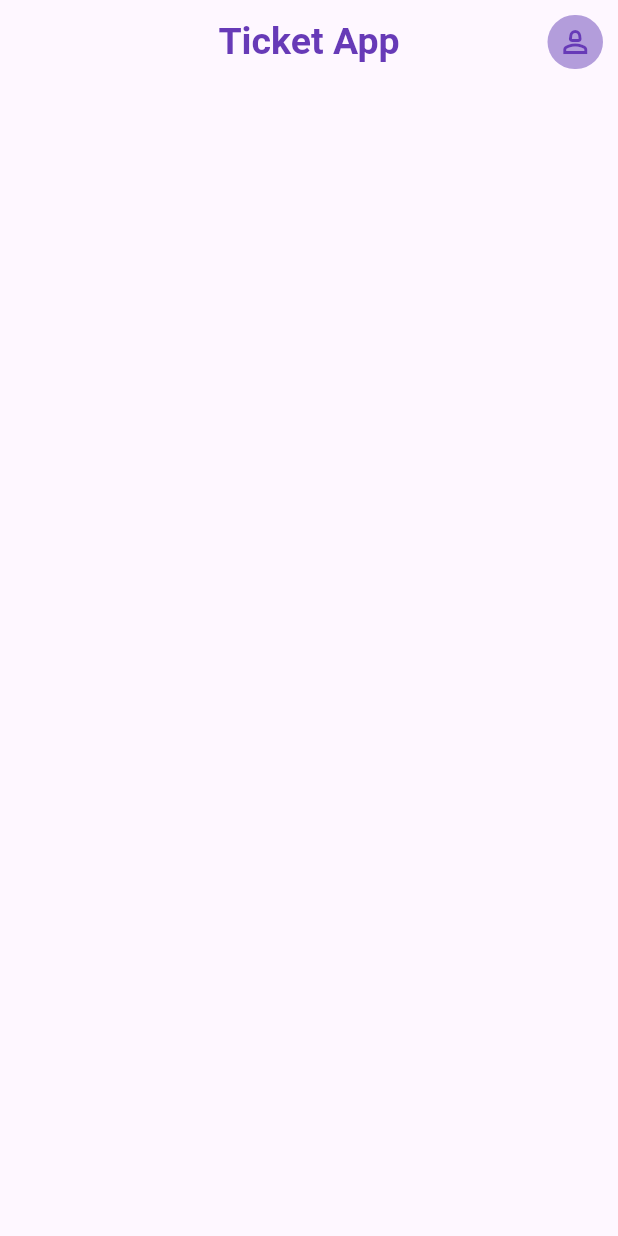
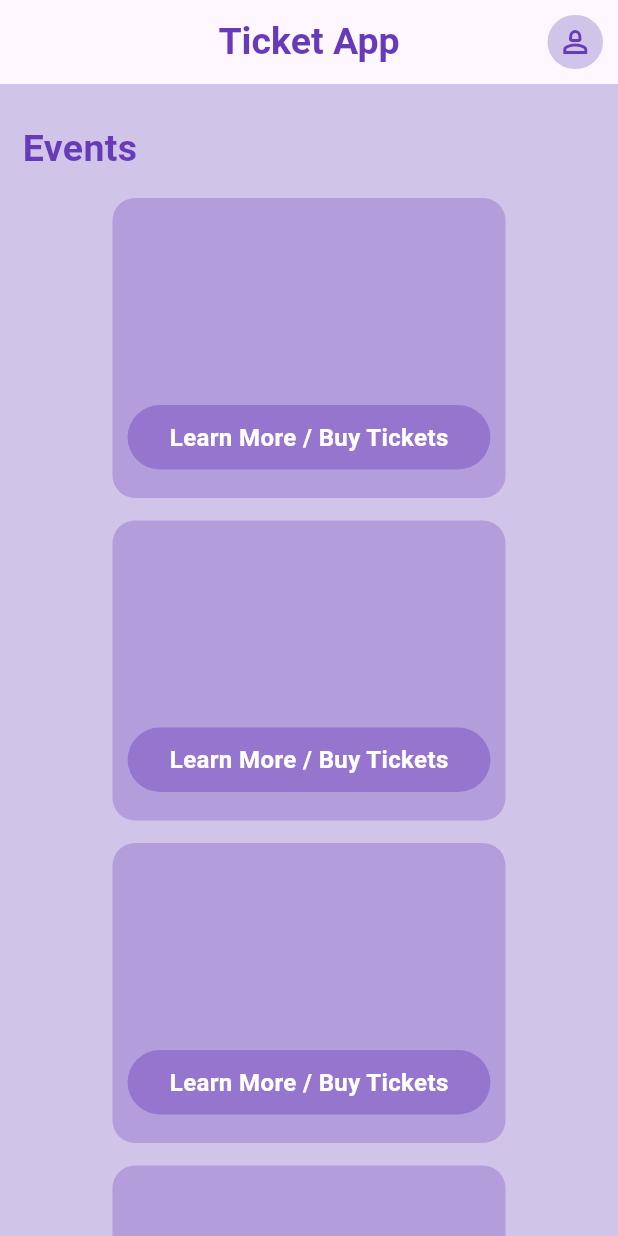
Before and after one commit to MaeBK/ticket-app, a Flutter app: the screen it shows after launch, on a phone screen of 412 x 824 dp. Run offline on Flutter 3.47's test engine with Material 3 defaults, Android fonts, the phone set to English and light mode, and no system bars; our stand-ins replace fluttertoast, get.

Commit message:
event components created

```diff
--- /dev/null
+++ b/lib/events/event_component.dart
@@ -0,0 +1,54 @@
+import 'package:flutter/material.dart';
+
+class EventComponent {
+  String name;
+  String imgPath;
+  Color boxColor;
+
+  EventComponent({
+    required this.name,
+    required this.imgPath,
+    required this.boxColor,
+});
+
+  static List<EventComponent> getEvents() {
+    List<EventComponent> events = [];
+
+    events.add(
+      EventComponent(
+          name: 'FGC Tournament',
+          imgPath: 'assets/icons/game.svg',
+          boxColor: Color(0xFFB39DDB))
+    );
+
+    events.add(
+        EventComponent(
+            name: 'Baking competition',
+            imgPath: 'assets/icons/baking.svg',
+            boxColor: Color(0xFFB39DDB))
+    );
+
+    events.add(
+        EventComponent(
+            name: 'TWRPs Birthday Bash',
+            imgPath: 'assets/icons/birthday.svg',
+            boxColor: Color(0xFFB39DDB))
+    );
+
+    events.add(
+        EventComponent(
+            name: 'All You Can Eat Festival',
+            imgPath: 'assets/icons/food.svg',
+            boxColor: Color(0xFFB39DDB))
+    );
+
+    events.add(
+        EventComponent(
+            name: 'Coffee Convention',
+            imgPath: 'assets/icons/coffee.svg',
+            boxColor: Color(0xFFB39DDB))
+    );
+
+    return events;
+  }
+}
--- a/lib/main.dart
+++ b/lib/main.dart
@@ -13,7 +13,6 @@ class MyApp extends StatelessWidget {
   @override
   Widget build(BuildContext context) {
     return MaterialApp(
-      title: 'Ticket Buyer',
       theme: ThemeData(
           primarySwatch: Colors.deepPurple
       ),
--- a/lib/pages/home.dart
+++ b/lib/pages/home.dart
@@ -1,17 +1,105 @@
 import 'package:flutter/material.dart';
-import 'package:flutter_svg/flutter_svg.dart';
-import 'package:http/http.dart' as http;
+import 'package:ticket_app/events/event_component.dart';
 import 'package:ticket_app/users/logins/login_screen.dart';
 
 class HomePage extends StatelessWidget {
-  const HomePage({super.key});
+  HomePage({super.key});
+
+  List<EventComponent> events = [];
+
+  void _getEvents(){
+    events = EventComponent.getEvents();
+  }
 
   @override
   Widget build(BuildContext context) {
+    _getEvents();
     return Scaffold(
       appBar: appBar(),
+      backgroundColor: Colors.deepPurple[100],
+
+      //event holder
+      body: Column(
+        crossAxisAlignment: CrossAxisAlignment.start,
+        children: [
+          SizedBox(height: 25),
+          Padding(
+            padding: const EdgeInsets.only(left:15),
+            child: Text('Events',
+            style: TextStyle(
+              color: Colors.deepPurple,
+              fontSize: 25,
+              fontWeight: FontWeight.bold
+            ),),
+          ),
+          SizedBox(height: 15),
+          SizedBox(
+            height: 700,
+            child: ListView.separated(
+              itemCount: events.length,
+              padding: EdgeInsets.only(
+                left: 75,
+                right: 75,
+              ),
+              separatorBuilder: (context, index) => SizedBox(height: 15),
+              itemBuilder: (context, index){
+
+                //event boxes
+                return Container(
+                  height: 200,
+                  decoration: BoxDecoration(
+                    color: events[index].boxColor,
+                    borderRadius: BorderRadius.circular(15),
+                  ),
+                  child: Column(
+                    mainAxisAlignment: MainAxisAlignment.spaceEvenly,
+                    children: [
+                      Container(
+                        width: 100,
+                        height: 100,
+                        decoration: BoxDecoration(
+
+                        ),
+                      ),
+
+                      //link to ticket buyer
+                      Material(
+                        color: Colors.deepPurple[300],
+                        borderRadius: BorderRadius.circular(25),
+                        child: InkWell(
+                          onTap: () {
+                            Navigator.push(context,
+                                MaterialPageRoute(builder: (context) => HomePage())
+                            );
+                          },
+                          borderRadius: BorderRadius.circular(25),
+                          child: const Padding(
+                            padding: EdgeInsets.symmetric(
+                              vertical: 10,
+                              horizontal: 28,
+                            ),
+                            child: Text(
+                              'Learn More / Buy Tickets',
+                              style: TextStyle(
+                                color: Colors.white,
+                                fontWeight: FontWeight.bold,
+                                fontSize: 16,
+                              ),
+                            ),
+                          ),
+                        ),
+                      ),
+                    ]
+                  ),
+                );
+              },
+            ),
+          )
+        ],
+      ),
     );
   }
+  //navbar
   AppBar appBar() {
     return AppBar(
       title: Text(
@@ -38,7 +126,7 @@ class HomePage extends StatelessWidget {
                   alignment: Alignment.center,
                   width: 37,
                   decoration: BoxDecoration(
-                      color: Colors.deepPurple[200],
+                      color: Colors.deepPurple[100],
                       borderRadius: BorderRadius.circular(25)
                   ),
                   child: Icon(
--- a/lib/users/logins/login_screen.dart
+++ b/lib/users/logins/login_screen.dart
@@ -75,7 +75,7 @@ class _LoginScreenState extends State<LoginScreen>
                             Container(
                               alignment: Alignment.center,
                               child:
-                                Text('Welcome to Your Ticket Buyer',
+                                Text('Welcome Back to\nYour Ticket Buyer',
                                   style: TextStyle(
                                   color: Colors.deepPurple,
                                   fontSize: 25,
```
Also changed, not shown: assets/icons/baking.svg (added), assets/icons/birthday.svg (added), assets/icons/coffee.svg (added), assets/icons/food.svg (added), assets/icons/game.svg (added).
